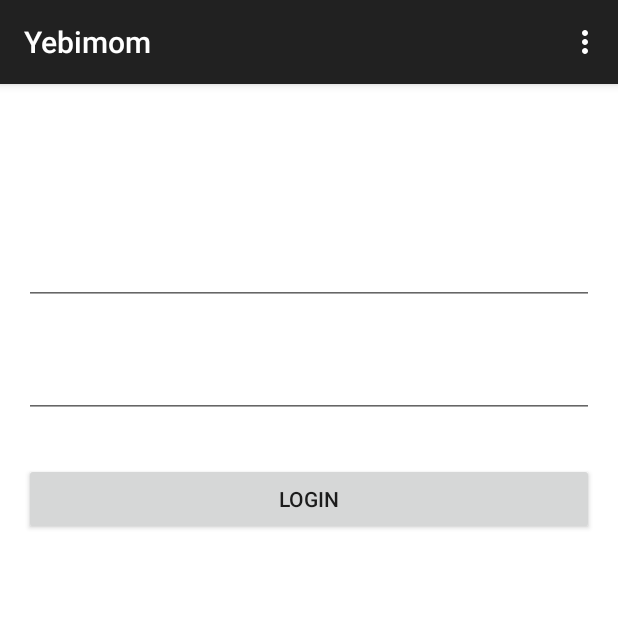
After one commit to yebimom/yebimom-android, an Android app: the fragment LoginFragment placed in its activity, on a phone screen of 412 x 824 dp, the top half of it. The commit adds this screen. Run offline under Robolectric (Android 15) with nearby library versions, the phone set to English and light mode, and no system bars; our stand-ins replace ButterKnife.

Commit message:
create login activity and fragments

```diff
--- a/app/src/main/AndroidManifest.xml
+++ b/app/src/main/AndroidManifest.xml
@@ -18,7 +18,7 @@
             android:value="@string/facebook_app_id"/>
 
         <activity
-            android:name=".MainActivity"
+            android:name=".ui.MainActivity"
             android:label="@string/app_name">
             <intent-filter>
                 <action android:name="android.intent.action.MAIN"/>
@@ -26,6 +26,9 @@
                 <category android:name="android.intent.category.LAUNCHER"/>
             </intent-filter>
         </activity>
+
+        <activity android:name=".ui.Login.LoginActivity"></activity>
+
         <activity
             android:name="com.facebook.LoginActivity"
             android:label="@string/app_name"
--- /dev/null
+++ b/app/src/main/java/com/yebimom/android/yebimom/ui/Login/LoginFragment.java
@@ -0,0 +1,41 @@
+package com.yebimom.android.yebimom.ui.Login;
+
+
+import android.app.Fragment;
+import android.os.Bundle;
+import android.view.LayoutInflater;
+import android.view.View;
+import android.view.ViewGroup;
+import android.widget.Button;
+import android.widget.EditText;
+
+import com.yebimom.android.yebimom.R;
+
+import butterknife.ButterKnife;
+import butterknife.InjectView;
+
+public class LoginFragment extends Fragment{
+
+    @InjectView(R.id.loginId) EditText mLoginId;
+    @InjectView(R.id.loginPassword) EditText mPassword;
+    @InjectView(R.id.loginButton) Button mLoginButton;
+
+    @Override
+    public View onCreateView(LayoutInflater inflater, ViewGroup container,
+                             Bundle savedInstanceState) {
+        // Create Fragment View withd fragment_login.xml
+        View rootView = inflater.inflate(R.layout.fragment_login, container, false);
+
+        // ButterKnife init
+        ButterKnife.inject(this, rootView);
+
+
+        return rootView;
+    }
+
+    @Override
+    public void onDestroyView() {
+        super.onDestroyView();
+        ButterKnife.reset(this);
+    }
+}
--- /dev/null
+++ b/app/src/main/java/com/yebimom/android/yebimom/ui/MainActivity.java
@@ -0,0 +1,56 @@
+package com.yebimom.android.yebimom.ui;
+
+import android.content.Intent;
+import android.os.Bundle;
+import android.support.v7.app.ActionBarActivity;
+import android.view.Menu;
+import android.view.MenuItem;
+
+import com.yebimom.android.yebimom.R;
+import com.yebimom.android.yebimom.ui.Login.LoginActivity;
+
+
+public class MainActivity extends ActionBarActivity {
+
+    @Override
+    protected void onCreate(Bundle savedInstanceState) {
+        super.onCreate(savedInstanceState);
+        setContentView(R.layout.activity_main);
+
+        startActivity(new Intent(getApplicationContext(), LoginActivity.class));
+    }
+
+    @Override
+    protected void onResume() {
+        super.onResume();
+    }
+
+    @Override
+    protected void onPause() {
+        super.onPause();
+    }
+
+
+    @Override
+    public boolean onCreateOptionsMenu(Menu menu) {
+        // Inflate the menu; this adds items to the action bar if it is present.
+        getMenuInflater().inflate(R.menu.menu_main, menu);
+        return true;
+    }
+
+    @Override
+    public boolean onOptionsItemSelected(MenuItem item) {
+        // Handle action bar item clicks here. The action bar will
+        // automatically handle clicks on the Home/Up button, so long
+        // as you specify a parent activity in AndroidManifest.xml.
+        int id = item.getItemId();
+
+        //noinspection SimplifiableIfStatement
+        if (id == R.id.action_settings) {
+            return true;
+        }
+
+        return super.onOptionsItemSelected(item);
+    }
+
+}
--- /dev/null
+++ b/app/src/main/res/layout/fragment_login.xml
@@ -0,0 +1,40 @@
+<?xml version="1.0" encoding="utf-8"?>
+<RelativeLayout xmlns:android="http://schemas.android.com/apk/res/android"
+                android:layout_width="match_parent"
+                android:layout_height="match_parent"
+                android:paddingLeft="@dimen/activity_horizontal_margin"
+                android:paddingRight="@dimen/activity_horizontal_margin"
+                android:paddingTop="@dimen/activity_vertical_margin"
+                android:paddingBottom="@dimen/activity_vertical_margin"
+                android:background="#ffffff">
+
+    <EditText
+        android:id="@+id/loginId"
+        android:layout_width="match_parent"
+        android:layout_height="wrap_content"
+        android:ems="10"
+        android:layout_marginTop="86dp"
+        android:layout_alignParentTop="true"
+        android:layout_centerHorizontal="true"/>
+
+    <EditText
+        android:id="@+id/loginPassword"
+        android:layout_width="match_parent"
+        android:layout_height="wrap_content"
+        android:inputType="textPassword"
+        android:ems="10"
+        android:layout_below="@+id/loginId"
+        android:layout_alignLeft="@+id/loginId"
+        android:layout_alignStart="@+id/loginId"
+        android:layout_marginTop="30dp"/>
+
+    <Button
+        android:layout_width="match_parent"
+        android:layout_height="wrap_content"
+        android:text="@string/login"
+        android:id="@+id/loginButton"
+        android:layout_below="@+id/loginPassword"
+        android:layout_marginTop="30dp"
+        android:layout_centerHorizontal="true"/>
+
+</RelativeLayout>
```
Also changed, not shown: app/src/main/java/com/yebimom/android/yebimom/Login/LoginActivity.java (deleted, +0 -10 lines), app/src/main/java/com/yebimom/android/yebimom/MainActivity.java (deleted, +0 -113 lines), app/src/main/java/com/yebimom/android/yebimom/ui/Login/LoginActivity.java (added, +86 -0 lines), app/src/main/res/layout/activity_login_main.xml (added, +27 -0 lines), app/src/main/res/layout/fragment_main.xml (+1 -13 lines).
